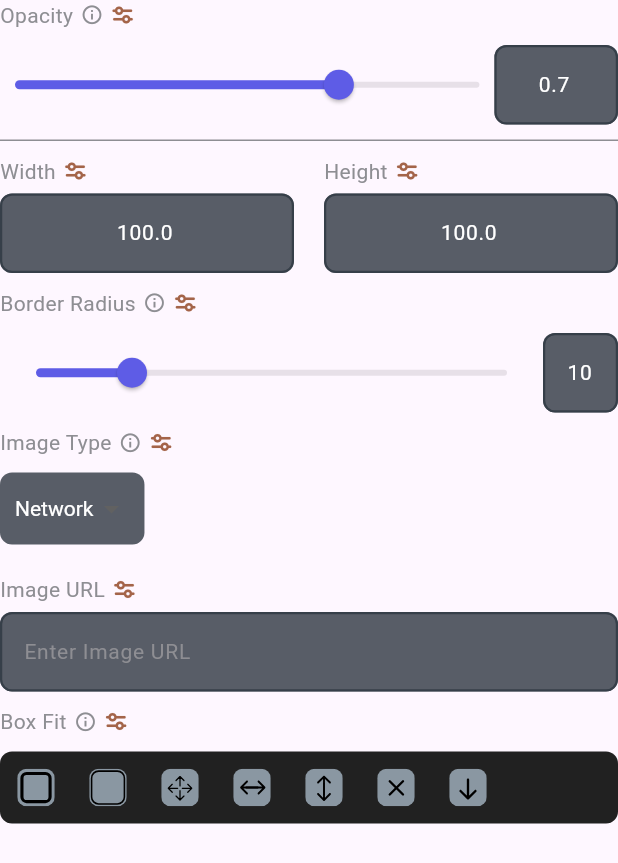
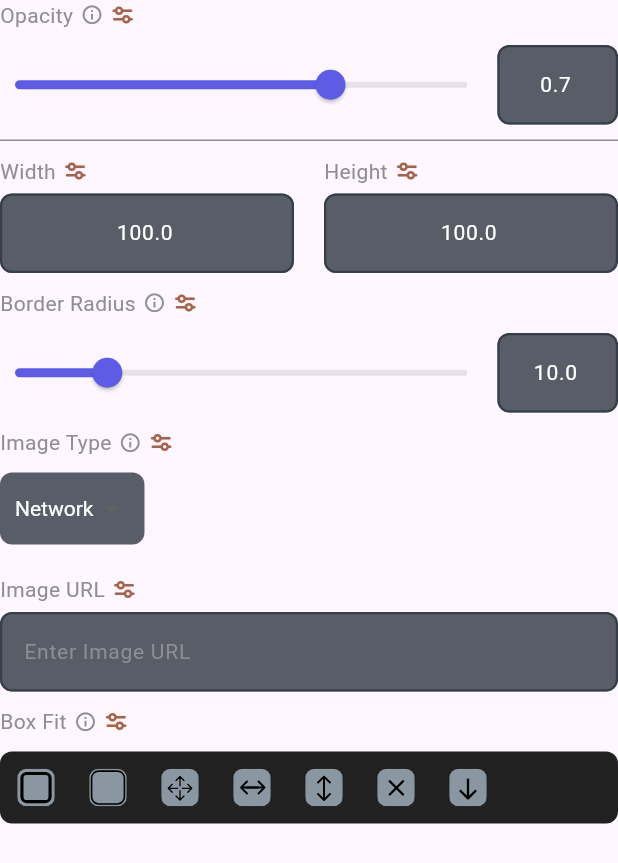
Before and after one commit to dali010/compo_builder, a Flutter app: the ImageStyling widget shown alone on an empty page, opened directly with empty values, on a phone screen of 412 x 824 dp. Shown: the top 863 px of the screen. Run offline on Flutter 3.47's test engine with Material 3 defaults, Android fonts, the phone set to English and light mode, and no system bars; our stand-ins replace bloc_concurrency, cached_network_image, equatable, file_picker, flutter_bloc, flutter_colorpicker and 1 more; missing offline and left inert: file_selector, screen_retriever, window_manager; statements that could not run were skipped.

Commit message:
finish border radius functionality for image

```diff
--- a/lib/bloc/image_events.dart
+++ b/lib/bloc/image_events.dart
@@ -10,16 +10,23 @@
   UpdateOpacityEvent({required this.opacity});
 }
 
-// update width of the image
+// update width of the image...
 class UpdateWidthEvent extends UpdateImageEvent {
   final String width;
 
   UpdateWidthEvent({required this.width});
 }
 
-// update height of the image
+// update height of the image...
 class UpdateHeightEvent extends UpdateImageEvent {
   final String height;
 
   UpdateHeightEvent({required this.height});
 }
+
+// update border radius of the image...
+class UpdateBorderRadiusEvent extends UpdateImageEvent {
+  final String borderRadius;
+
+  UpdateBorderRadiusEvent({required this.borderRadius});
+}
--- a/lib/data/widgets_configurations.dart
+++ b/lib/data/widgets_configurations.dart
@@ -123,7 +123,7 @@
       {this.opacity = 1,
       this.width = 100,
       this.height = 100,
-      this.borderRadius,
+      this.borderRadius = const BorderRadius.all(Radius.circular(0)),
       this.boxFit = BoxFit.cover,
       String? imageUrl})
       : imageUrl = imageUrl ??
@@ -133,7 +133,7 @@
     double? opacity,
     double? width,
     double? height,
-    BorderRadius? borderRadius,
+    double? borderRadius,
     BoxFit? boxFit,
     String? imageUrl,
   }) {
@@ -141,7 +141,9 @@
         opacity: opacity ?? this.opacity,
         width: width ?? this.width,
         height: height ?? this.height,
-        borderRadius: borderRadius ?? this.borderRadius,
+        borderRadius: borderRadius == null
+            ? this.borderRadius
+            : BorderRadius.all(Radius.circular(borderRadius)),
         boxFit: boxFit ?? this.boxFit,
         imageUrl: imageUrl ?? this.imageUrl);
   }
--- a/lib/widgets/image_styling.dart
+++ b/lib/widgets/image_styling.dart
@@ -117,6 +117,7 @@
                 ),
               ),
             ),
+            const SizedBox(width: 10),
             Flexible(
               flex: 1,
               fit: FlexFit.loose,
@@ -288,24 +289,33 @@
         // Slider and text field for border radius...
         Row(
           children: [
-            Expanded(
+            Flexible(
+              flex: 4,
+              fit: FlexFit.tight,
+              child: SliderTheme(
+                data: SliderThemeData(
+                    overlayShape: SliderComponentShape.noOverlay),
                 child: Slider(
                   value: _borderRadius,
                   min: 0.0,
                   max: 50.0,
                   divisions: 100,
-                activeColor: Color(0xFF5E5CE6),
+                  activeColor: const Color(0xFF5E5CE6),
                   onChanged: (value) {
+                    BlocProvider.of<LogicBloc>(context)
+                        .add(UpdateBorderRadiusEvent(borderRadius: value.toString()));
                     setState(() {
                       _borderRadius = value;
-                    _borderRadiusController.text =
-                        _borderRadius.toStringAsFixed(1);
+                      _borderRadiusController.text = _borderRadius.toStringAsFixed(1);
                     });
                   },
                 ),
               ),
-            SizedBox(
-              width: 50,
+            ),
+            const SizedBox(width: 10),
+            Flexible(
+              flex: 1,
+              fit: FlexFit.loose,
               child: TextFormField(
                 controller: _borderRadiusController,
                 style: const TextStyle(fontSize: 14, color: Colors.white),
@@ -331,7 +341,7 @@
                     double? newValue = double.tryParse(value);
                     if (newValue != null &&
                         newValue >= 0.0 &&
-                        newValue <= 50.0) {
+                        newValue <= 1.0) {
                       _borderRadius = newValue;
                     }
                   });
```
Also changed, not shown: lib/bloc/logic_bloc.dart (+11 -0 lines). Lines whose indentation alone changed are shown as unchanged.
